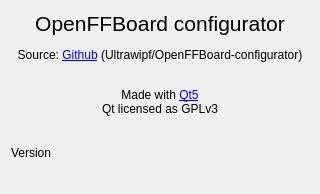
Ultrawipf/OpenFFBoard-configurator, file res/about.ui: the form before one commit.
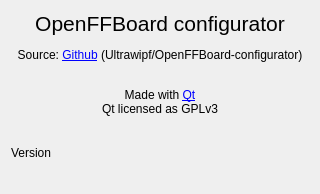
The form after the commit.

Commit message: About msg change Qt5->Qt

What changed in the file:
```diff
--- a/res/about.ui
+++ b/res/about.ui
@@ -17,7 +17,7 @@
    <item>
     <widget class="QLabel" name="label">
      <property name="text">
-      <string>&lt;html&gt;&lt;head/&gt;&lt;body&gt;&lt;p align=&quot;center&quot;&gt;&lt;span style=&quot; font-size:16pt;&quot;&gt;OpenFFBoard configurator&lt;/span&gt;&lt;/p&gt;&lt;p align=&quot;center&quot;&gt;Source: &lt;a href=&quot;https://github.com/Ultrawipf/OpenFFBoard-configurator&quot;&gt;&lt;span style=&quot; text-decoration: underline; color:#0000ff;&quot;&gt;Github&lt;/span&gt;&lt;/a&gt; (Ultrawipf/OpenFFBoard-configurator)&lt;/p&gt;&lt;p align=&quot;center&quot;&gt;&lt;br/&gt;Made with &lt;a href=&quot;https://www.qt.io/&quot;&gt;&lt;span style=&quot; text-decoration: underline; color:#0000ff;&quot;&gt;Qt5&lt;/span&gt;&lt;/a&gt;&lt;br/&gt;Qt licensed as GPLv3&lt;/p&gt;&lt;/body&gt;&lt;/html&gt;</string>
+      <string>&lt;html&gt;&lt;head/&gt;&lt;body&gt;&lt;p align=&quot;center&quot;&gt;&lt;span style=&quot; font-size:16pt;&quot;&gt;OpenFFBoard configurator&lt;/span&gt;&lt;/p&gt;&lt;p align=&quot;center&quot;&gt;Source: &lt;a href=&quot;https://github.com/Ultrawipf/OpenFFBoard-configurator&quot;&gt;&lt;span style=&quot; text-decoration: underline; color:#0000ff;&quot;&gt;Github&lt;/span&gt;&lt;/a&gt; (Ultrawipf/OpenFFBoard-configurator)&lt;/p&gt;&lt;p align=&quot;center&quot;&gt;&lt;br/&gt;Made with &lt;a href=&quot;https://www.qt.io/&quot;&gt;&lt;span style=&quot; text-decoration: underline; color:#0000ff;&quot;&gt;Qt&lt;/span&gt;&lt;/a&gt;&lt;br/&gt;Qt licensed as GPLv3&lt;/p&gt;&lt;/body&gt;&lt;/html&gt;</string>
      </property>
     </widget>
    </item>
```
